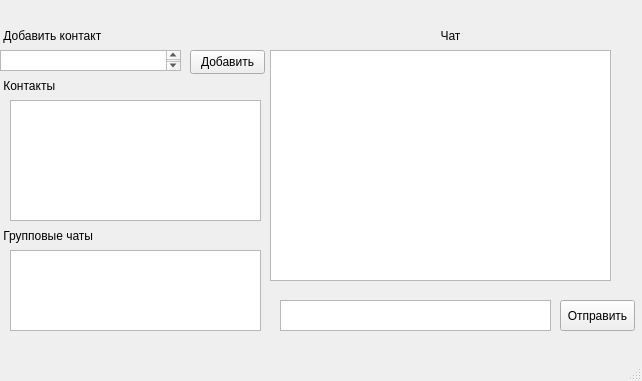
First picture: the form in Cleint/client/client.ui, repository Prophet35208/Messenger, before the edit.
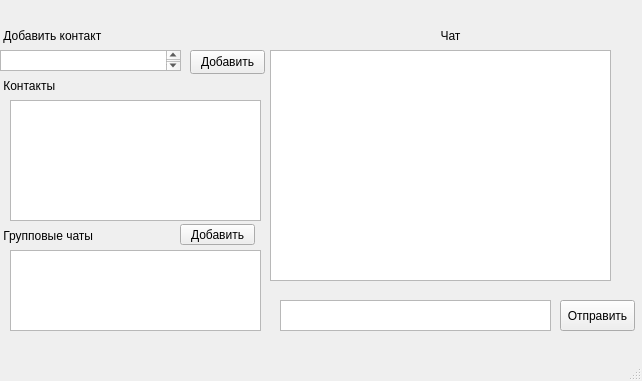
Second picture: the form after the edit.

What changed in the file:
```diff
--- a/Cleint/client/client.ui
+++ b/Cleint/client/client.ui
@@ -145,6 +145,19 @@
      </rect>
     </property>
    </widget>
+   <widget class="QPushButton" name="pushButton_get_group_chat">
+    <property name="geometry">
+     <rect>
+      <x>180</x>
+      <y>224</y>
+      <width>75</width>
+      <height>21</height>
+     </rect>
+    </property>
+    <property name="text">
+     <string>Добавить</string>
+    </property>
+   </widget>
   </widget>
   <widget class="QMenuBar" name="menubar">
    <property name="geometry">
```
